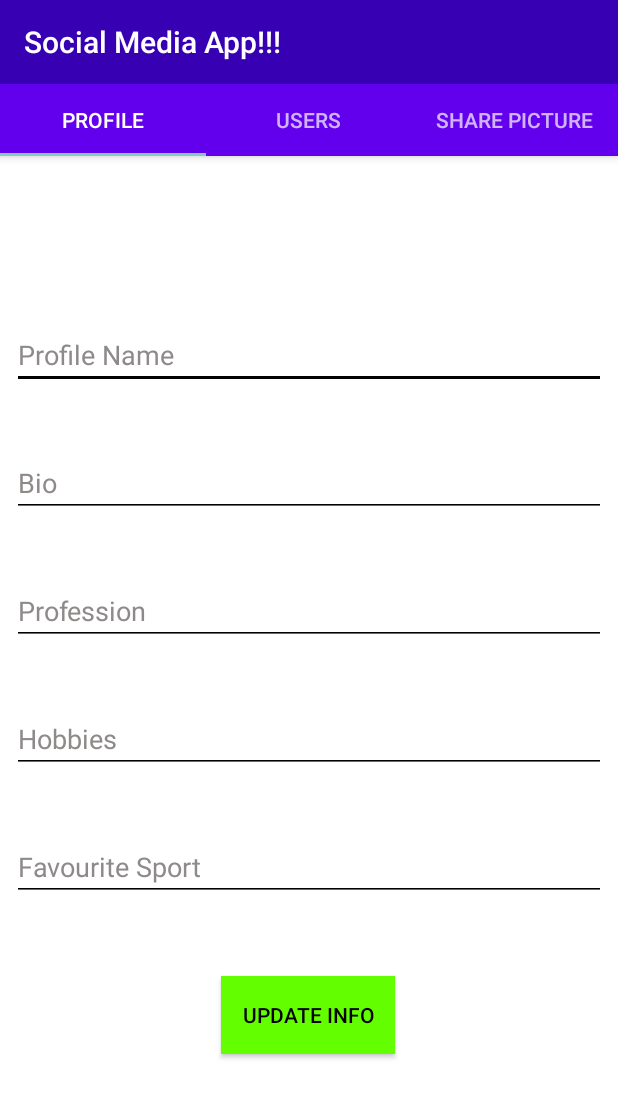
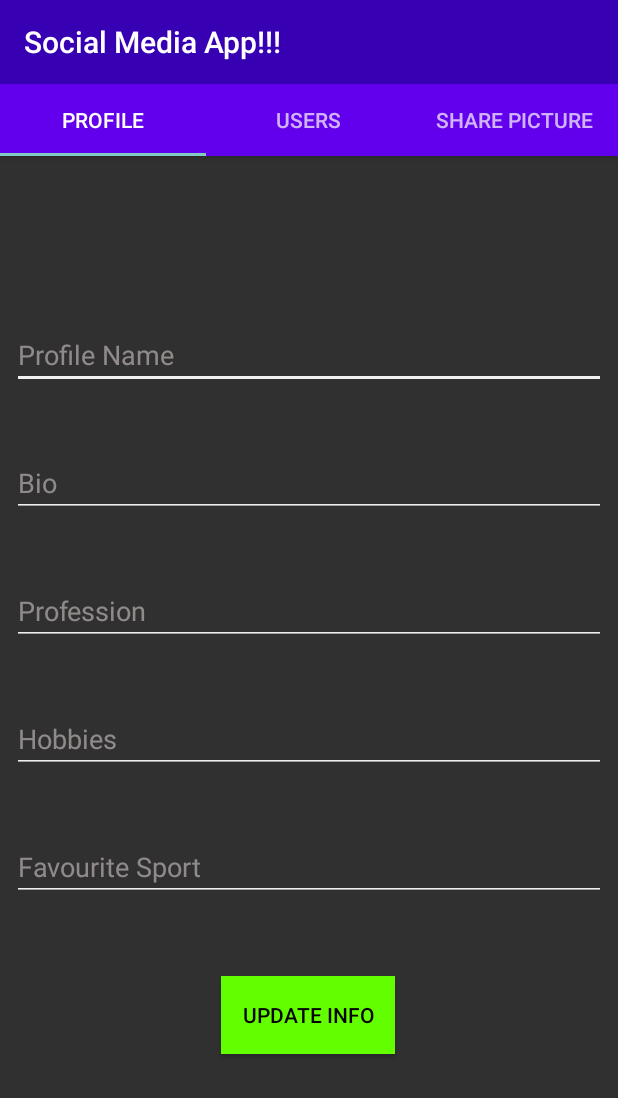
Before and after one commit to DivyanshThakur/InstagramClone, an Android app: the ProfileTab screen opened directly, with no data from a screen before it, on a phone screen of 412 x 824 dp. Shown: the top 1098 px of the screen. Run offline under Robolectric (Android 15) with nearby library versions, the phone set to English and light mode, and no system bars; libraries missing offline, so code that uses them is left out: com.parse, es.dmoral.toasty; 9 statements that could not run were skipped.

```diff
--- a/app/src/main/AndroidManifest.xml
+++ b/app/src/main/AndroidManifest.xml
@@ -1,6 +1,9 @@
 <?xml version="1.0" encoding="utf-8"?>
 <manifest xmlns:android="http://schemas.android.com/apk/res/android"
     package="com.example.instagramclone">
+
+    <uses-permission android:name="android.permission.INTERNET"/>
+    <uses-permission android:name="android.permission.READ_EXTERNAL_STORAGE"/>
 
     <application
         android:name=".App"
--- a/app/src/main/java/com/example/instagramclone/UsersTab.java
+++ b/app/src/main/java/com/example/instagramclone/UsersTab.java
@@ -10,6 +10,7 @@ import android.view.View;
 import android.view.ViewGroup;
 import android.widget.ArrayAdapter;
 import android.widget.ListView;
+import android.widget.TextView;
 
 import com.parse.FindCallback;
 import com.parse.ParseException;
@@ -44,6 +45,7 @@ public class UsersTab extends Fragment {
         listView = view.findViewById(R.id.listView);
         arrayList = new ArrayList();
         arrayAdapter = new ArrayAdapter(getContext(),android.R.layout.simple_list_item_1,arrayList);
+        final TextView txtShowUsers = view.findViewById(R.id.txtShowUsers);
 
         final ParseQuery<ParseUser> parseQuery = ParseUser.getQuery();
 
@@ -61,6 +63,8 @@ public class UsersTab extends Fragment {
                         }
 
                         listView.setAdapter(arrayAdapter);
+                        txtShowUsers.animate().alpha(0).setDuration(1000);
+                        listView.setVisibility(View.VISIBLE);
                     }
                 }
             }
--- a/app/src/main/res/layout/activity_social_media.xml
+++ b/app/src/main/res/layout/activity_social_media.xml
@@ -26,7 +26,6 @@
         android:id="@+id/viewPager"
         android:layout_width="match_parent"
         android:layout_height="wrap_content"
-        android:background="@color/cardview_light_background"
         android:layout_below="@+id/appBarLayout"/>
 
 </RelativeLayout>
--- a/app/src/main/res/layout/fragment_profile_tab.xml
+++ b/app/src/main/res/layout/fragment_profile_tab.xml
@@ -13,13 +13,13 @@
         android:layout_marginStart="8dp"
         android:layout_marginTop="110dp"
         android:layout_marginEnd="8dp"
-        android:backgroundTint="#FD000000"
+        android:backgroundTint="#EBFFFFFF"
         android:ems="10"
         android:hint="Profile Name"
         android:inputType="textPersonName"
-        android:textColor="#000000"
+        android:textColor="#FFFFFF"
         android:textColorHighlight="#AA00FF"
-        android:textColorHint="#8F8A8A"
+        android:textColorHint="#8FDBD0D0"
         android:textColorLink="#307903"
         app:layout_constraintEnd_toEndOf="parent"
         app:layout_constraintStart_toStartOf="parent"
@@ -32,13 +32,13 @@
         android:layout_marginStart="8dp"
         android:layout_marginTop="40dp"
         android:layout_marginEnd="8dp"
-        android:backgroundTint="#FD000000"
+        android:backgroundTint="#EBFFFFFF"
         android:ems="10"
         android:hint="Bio"
         android:inputType="textPersonName"
-        android:textColor="#000000"
+        android:textColor="#FFFFFF"
         android:textColorHighlight="#AA00FF"
-        android:textColorHint="#8F8A8A"
+        android:textColorHint="#8FDBD0D0"
         android:textColorLink="#307903"
         app:layout_constraintEnd_toEndOf="parent"
         app:layout_constraintStart_toStartOf="parent"
@@ -51,13 +51,13 @@
         android:layout_marginStart="8dp"
         android:layout_marginTop="40dp"
         android:layout_marginEnd="8dp"
-        android:backgroundTint="#FD000000"
+        android:backgroundTint="#EBFFFFFF"
         android:ems="10"
         android:hint="Profession"
         android:inputType="textPersonName"
-        android:textColor="#000000"
+        android:textColor="#FFFFFF"
         android:textColorHighlight="#AA00FF"
-        android:textColorHint="#8F8A8A"
+        android:textColorHint="#8FDBD0D0"
         android:textColorLink="#307903"
         app:layout_constraintEnd_toEndOf="parent"
         app:layout_constraintStart_toStartOf="parent"
@@ -70,13 +70,13 @@
         android:layout_marginStart="8dp"
         android:layout_marginTop="40dp"
         android:layout_marginEnd="8dp"
-        android:backgroundTint="#FD000000"
+        android:backgroundTint="#EBFFFFFF"
         android:ems="10"
         android:hint="Hobbies"
         android:inputType="textPersonName"
-        android:textColor="#000000"
+        android:textColor="#FFFFFF"
         android:textColorHighlight="#AA00FF"
-        android:textColorHint="#8F8A8A"
+        android:textColorHint="#8FDBD0D0"
         android:textColorLink="#307903"
         app:layout_constraintEnd_toEndOf="parent"
         app:layout_constraintStart_toStartOf="parent"
@@ -103,13 +103,13 @@
         android:layout_marginStart="8dp"
         android:layout_marginTop="40dp"
         android:layout_marginEnd="8dp"
-        android:backgroundTint="#FD000000"
+        android:backgroundTint="#EBFFFFFF"
         android:ems="10"
         android:hint="Favourite Sport"
         android:inputType="textPersonName"
-        android:textColor="#000000"
+        android:textColor="#FFFFFF"
         android:textColorHighlight="#AA00FF"
-        android:textColorHint="#8F8A8A"
+        android:textColorHint="#8FDBD0D0"
         android:textColorLink="#307903"
         app:layout_constraintEnd_toEndOf="parent"
         app:layout_constraintStart_toStartOf="parent"
```
Also changed, not shown: app/src/main/java/com/example/instagramclone/SharePictureTab.java (+145 -2 lines), app/src/main/res/layout/fragment_share_picture_tab.xml (+43 -5 lines), app/src/main/res/layout/fragment_users_tab.xml (+16 -2 lines).
